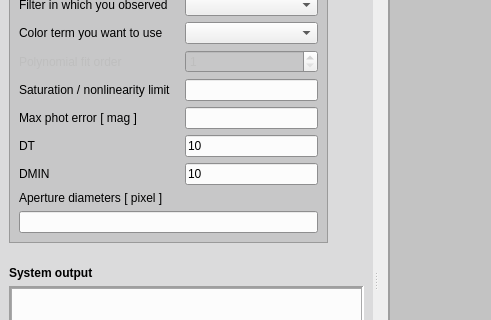
Old version of the form src/abszp/abszeropoint.ui in the repository schirmermischa/THELI; both pictures show x 0 to 491 and y 111 to 431 of the 879 by 784 pixel window.
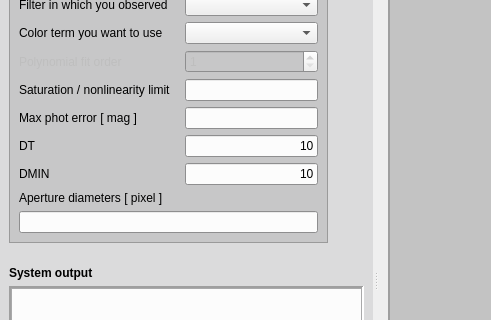
New version of the form. Custom widgets are drawn as their Qt base class.

The edit to the form file:
```diff
--- a/src/abszp/abszeropoint.ui
+++ b/src/abszp/abszeropoint.ui
@@ -1680,6 +1680,9 @@
           <property name="text">
            <string>10</string>
           </property>
+          <property name="alignment">
+           <set>Qt::AlignRight|Qt::AlignTrailing|Qt::AlignVCenter</set>
+          </property>
          </widget>
         </item>
         <item row="7" column="2" colspan="2">
@@ -1696,6 +1699,9 @@
           <property name="text">
            <string>10</string>
           </property>
+          <property name="alignment">
+           <set>Qt::AlignRight|Qt::AlignTrailing|Qt::AlignVCenter</set>
+          </property>
          </widget>
         </item>
        </layout>
```
